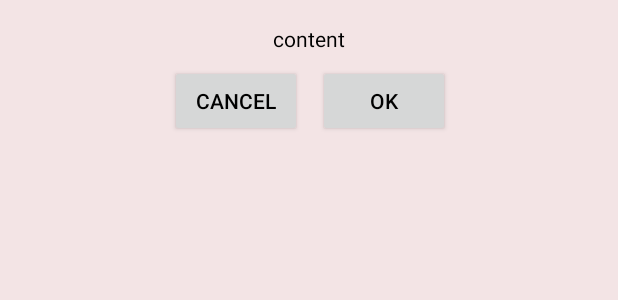
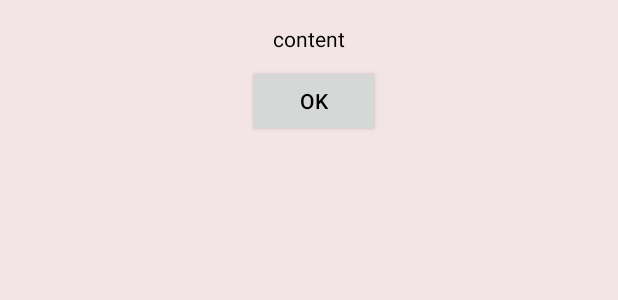
Before and after one commit to nythzville/INANAY, an Android app: the layout view_reminder.xml on its own in the app's theme, with its tools: preview values and no code run, on a phone screen of 412 x 824 dp. Shown: the top 300 px of the screen. Run offline under Robolectric (Android 15) with nearby library versions, the phone set to English and light mode, and no system bars.

```diff
--- a/app/src/main/res/layout/view_reminder.xml
+++ b/app/src/main/res/layout/view_reminder.xml
@@ -13,8 +13,9 @@
         android:layout_alignParentStart="true"
         android:layout_alignParentTop="true">
 
+
         <TextView
-            android:id="@+id/password"
+            android:id="@+id/content_content"
             android:layout_width="250dp"
             android:layout_height="wrap_content"
             android:layout_marginEnd="8dp"
@@ -42,16 +43,8 @@
             app:layout_constraintHorizontal_bias="0.502"
             app:layout_constraintLeft_toLeftOf="parent"
             app:layout_constraintRight_toRightOf="parent"
-            app:layout_constraintTop_toBottomOf="@+id/password"
+            app:layout_constraintTop_toBottomOf="@+id/content_content"
             app:layout_constraintVertical_bias="0.0">
-
-            <Button
-                android:id="@+id/dialogButtonCAN"
-                android:layout_width="wrap_content"
-                android:layout_height="wrap_content"
-                android:layout_marginRight="5dp"
-                android:layout_weight="1"
-                android:text="CANCEL" />
 
             <Button
                 android:id="@+id/dialogButtonOK"
```
Also changed, not shown: app/src/main/java/com/maven/inanay/CaldroidSampleActivity.java (+49 -31 lines).
